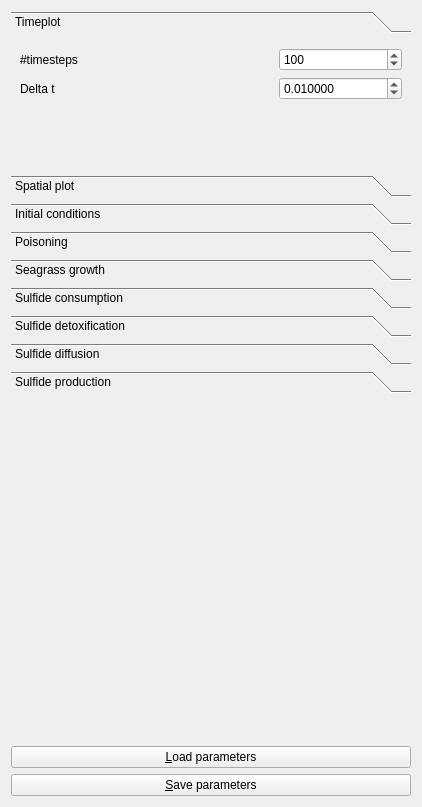
Above: Tools/ToolMutualismBreakdowner/qtmutualismbreakdownerparameterswidget.ui from richelbilderbeek/ProjectRichelBilderbeek before the change. Below: the same form after it.
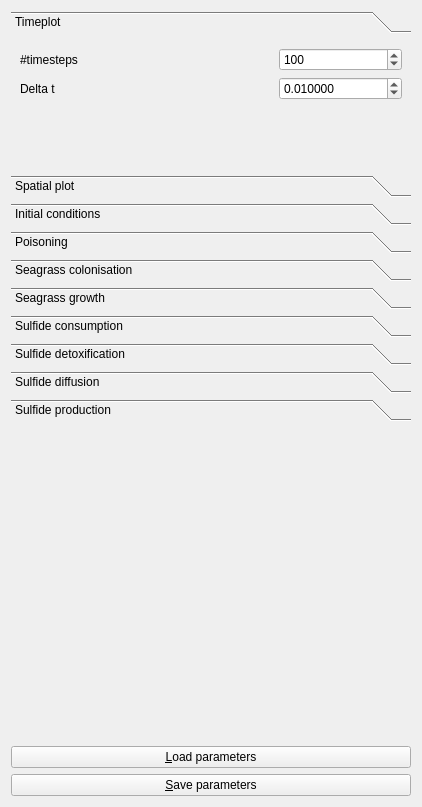
That is the form after the change. The open tabs and pages were chosen to show the change. Icons and pictures are not drawn.

```diff
--- a/Tools/ToolMutualismBreakdowner/qtmutualismbreakdownerparameterswidget.ui
+++ b/Tools/ToolMutualismBreakdowner/qtmutualismbreakdownerparameterswidget.ui
@@ -340,6 +340,12 @@
       </attribute>
       <layout class="QGridLayout" name="gridLayout_2"/>
      </widget>
+     <widget class="QWidget" name="page_seagrass_colonisation">
+      <attribute name="label">
+       <string>Seagrass colonisation</string>
+      </attribute>
+      <layout class="QGridLayout" name="gridLayout_11"/>
+     </widget>
      <widget class="QWidget" name="page_seagrass_growth">
       <property name="geometry">
        <rect>
```
Left out of the diff: 32 changed lines with no effect on the pictures.
